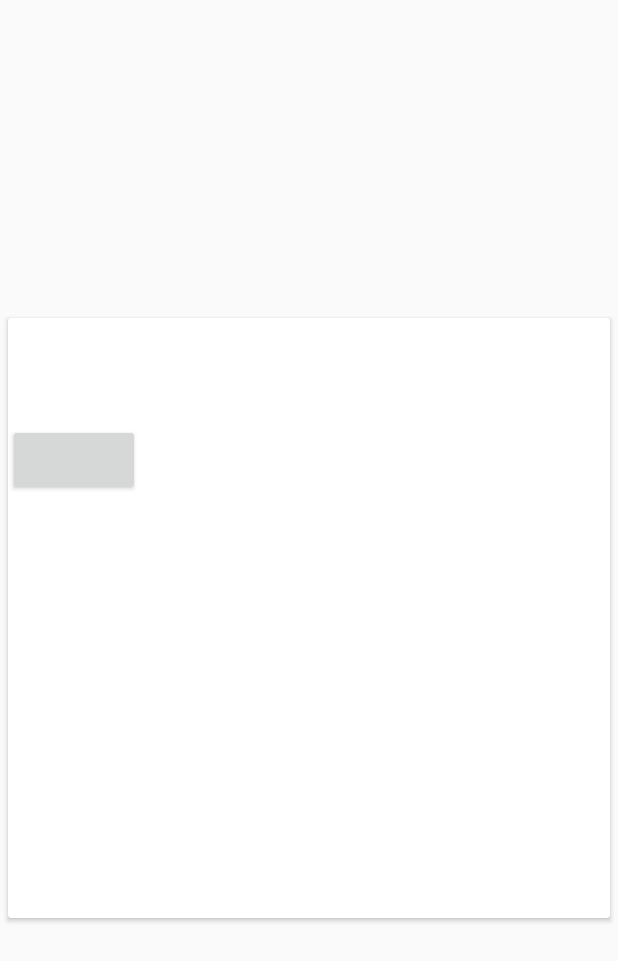
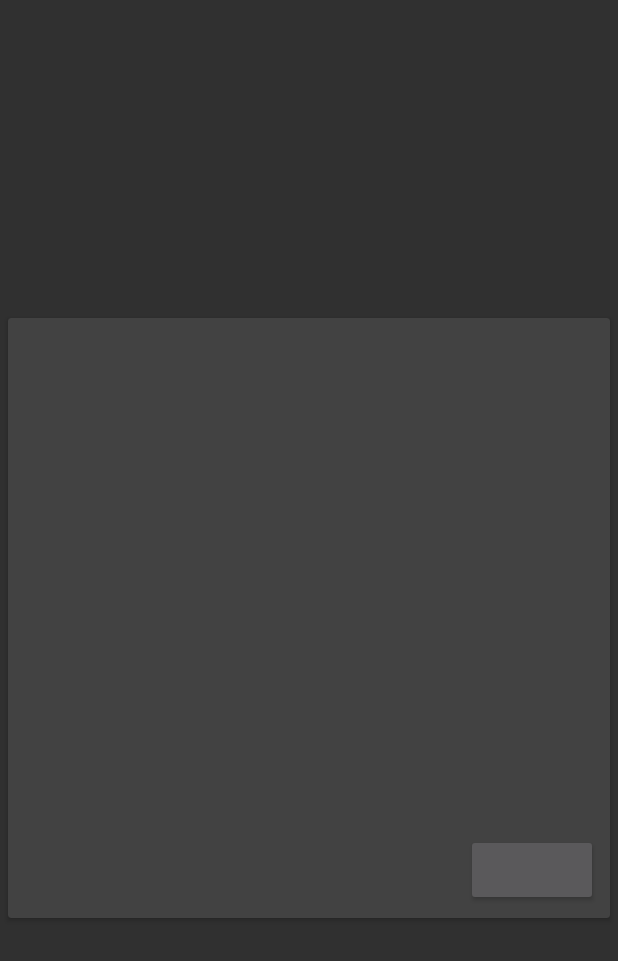
Before and after one commit to jetsetpaul/newsapp, an Android app: the layout recycler_item.xml on its own in the app's theme, with its tools: preview values and no code run, on a phone screen of 412 x 824 dp. Shown: the top 961 px of the screen. Run offline under Robolectric (Android 15) with nearby library versions, the phone set to English and light mode, and no system bars; plain views replace ShareButton.

Commit message:
friday morning

```diff
--- a/NewsApp/app/src/main/java/samcorp/newsapp/MainActivity.java
+++ b/NewsApp/app/src/main/java/samcorp/newsapp/MainActivity.java
@@ -65,7 +65,7 @@ public class MainActivity extends AppCompatActivity {
         mAccount = createSyncAccount(MainActivity.this);
 
         ContentResolver.setSyncAutomatically(mAccount, AUTHORITY, true);
-        ContentResolver.addPeriodicSync(mAccount, AUTHORITY, Bundle.EMPTY, 5400);
+        ContentResolver.addPeriodicSync(mAccount, AUTHORITY, Bundle.EMPTY, 500);
 
         Cursor cursor = mResolver.query(NewsContentProvider.CONTENT_URI, NewsDBHelper.projection,
                 null, null, null);
--- a/NewsApp/app/src/main/java/samcorp/newsapp/MyCursorAdapter.java
+++ b/NewsApp/app/src/main/java/samcorp/newsapp/MyCursorAdapter.java
@@ -99,6 +99,7 @@ public class MyCursorAdapter extends RecyclerView.Adapter<MyCursorAdapter.ViewHo
 
         @Override
         public void onClick(View view) {
+            cursor.moveToPosition(getAdapterPosition());
             Intent i = new Intent(Intent.ACTION_VIEW,
                     Uri.parse(cursor.getString(cursor.getColumnIndex(NewsDBHelper.COLUMN_LINK))));
             context.startActivity(i);
--- a/NewsApp/app/src/main/res/layout/activity_main.xml
+++ b/NewsApp/app/src/main/res/layout/activity_main.xml
@@ -25,10 +25,11 @@
 </RelativeLayout>
 
     <ListView
+        android:layout_marginTop="250dp"
         android:id="@+id/navList"
         android:layout_width="250dp"
         android:layout_height="match_parent"
         android:layout_gravity="left|start"
-        android:background="#ffeeeeee"/>
+        android:background="#37474f" />
 
 </android.support.v4.widget.DrawerLayout>
--- a/NewsApp/app/src/main/res/layout/recycler_item.xml
+++ b/NewsApp/app/src/main/res/layout/recycler_item.xml
@@ -30,10 +30,20 @@
         android:layout_width="match_parent"
         android:layout_height="wrap_content"
         android:layout_margin="5dp"/>
+
+    <RelativeLayout
+        android:layout_width="match_parent"
+        android:layout_height="match_parent"
+        android:layout_marginBottom="8dp">
     <com.facebook.share.widget.ShareButton
         android:layout_width="wrap_content"
         android:layout_height="wrap_content"
-        android:id="@+id/fb_share_button"/>
+        android:id="@+id/fb_share_button"
+        android:layout_alignParentBottom="true"
+        android:layout_alignParentRight="true"
+        android:layout_margin="8dp"/>
+
+    </RelativeLayout>
 
 </LinearLayout>
 
--- a/NewsApp/app/src/main/res/values/colors.xml
+++ b/NewsApp/app/src/main/res/values/colors.xml
@@ -1,6 +1,6 @@
 <?xml version="1.0" encoding="utf-8"?>
 <resources>
-    <color name="colorPrimary">#3F51B5</color>
-    <color name="colorPrimaryDark">#303F9F</color>
-    <color name="colorAccent">#FF4081</color>
+    <color name="colorPrimary">#546e7a</color>
+    <color name="colorPrimaryDark">#37474f</color>
+    <color name="colorAccent">#00acc1</color>
 </resources>
--- a/NewsApp/app/src/main/res/values/styles.xml
+++ b/NewsApp/app/src/main/res/values/styles.xml
@@ -1,7 +1,7 @@
 <resources>
 
     <!-- Base application theme. -->
-    <style name="AppTheme" parent="Theme.AppCompat.Light.DarkActionBar">
+    <style name="AppTheme" parent="Theme.Design.NoActionBar">
         <!-- Customize your theme here. -->
         <item name="colorPrimary">@color/colorPrimary</item>
         <item name="colorPrimaryDark">@color/colorPrimaryDark</item>
```
Also changed, not shown: NewsApp/app/src/main/res/layout/drawer_list_item.xml (+15 -2 lines).
